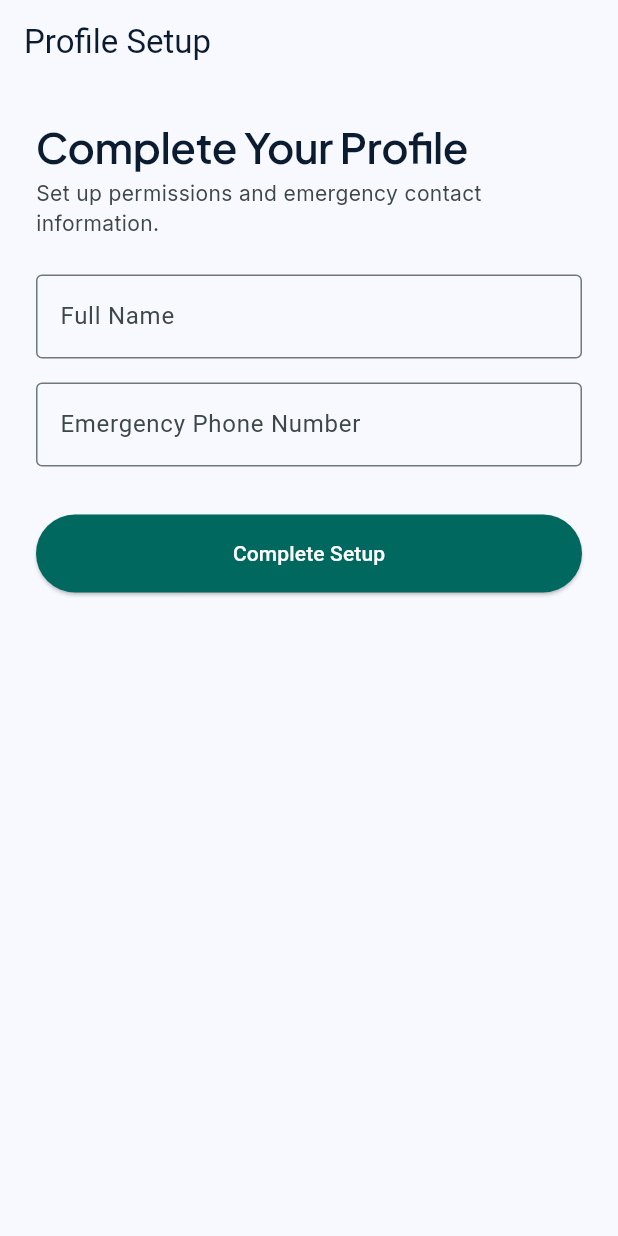
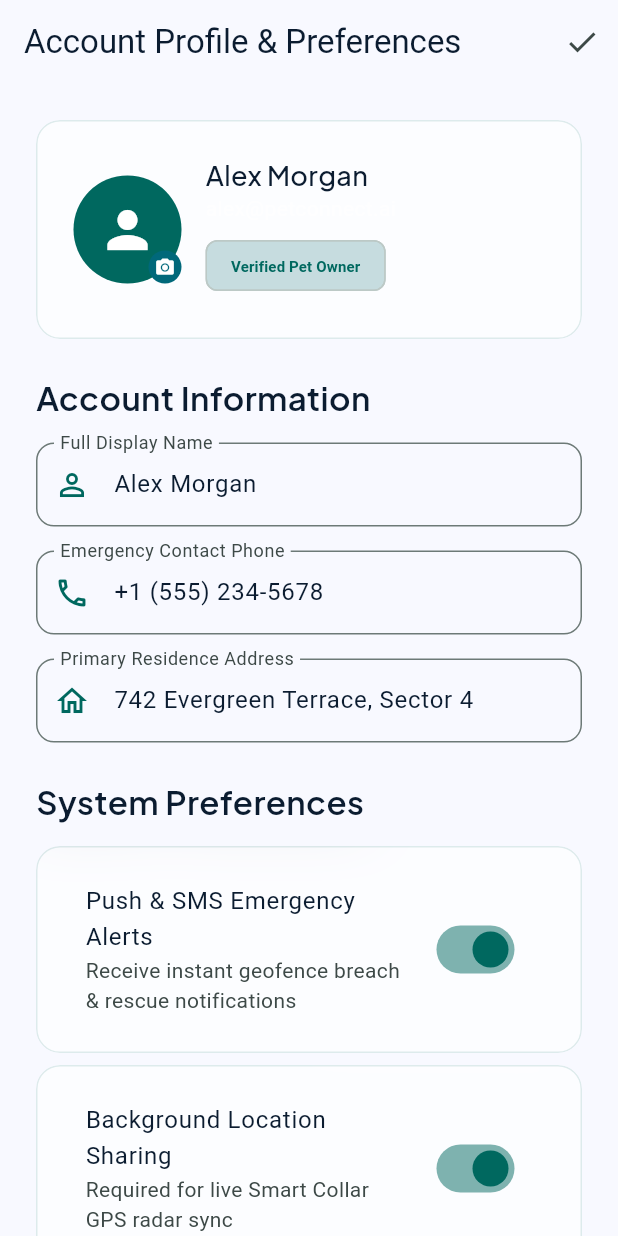
Before and after one commit to Antony0610/PetConnect_AI_2.0, a Flutter app: the ProfileSetupScreen screen opened by its route, on a phone screen of 412 x 824 dp. Run offline on Flutter 3.47's test engine with Material 3 defaults, Android fonts, the phone set to English and light mode, and no system bars; our stand-ins replace dio, flutter_animate, flutter_riverpod, go_router, google_fonts, shared_preferences; accounts and stored records are empty.

Commit message:
feat: complete Shared Experience redesign with profile setup form and preference controls

```diff
--- a/lib/src/features/auth/presentation/profile_setup_screen.dart
+++ b/lib/src/features/auth/presentation/profile_setup_screen.dart
@@ -4,47 +4,158 @@ import '../../../core/constants/app_colors.dart';
 import '../../../core/constants/app_spacing.dart';
 import '../../../core/constants/app_typography.dart';
 import '../../../core/routing/app_router.dart';
+import '../../../core/widgets/glass_container.dart';
 
-class ProfileSetupScreen extends StatelessWidget {
+class ProfileSetupScreen extends StatefulWidget {
   const ProfileSetupScreen({super.key});
+
+  @override
+  State<ProfileSetupScreen> createState() => _ProfileSetupScreenState();
+}
+
+class _ProfileSetupScreenState extends State<ProfileSetupScreen> {
+  final _nameController = TextEditingController(text: 'Alex Morgan');
+  final _phoneController = TextEditingController(text: '+1 (555) 234-5678');
+  final _addressController = TextEditingController(text: '742 Evergreen Terrace, Sector 4');
+  bool _notificationsEnabled = true;
+  bool _locationSharing = true;
 
   @override
   Widget build(BuildContext context) {
     return Scaffold(
-      appBar: AppBar(title: const Text('Profile Setup')),
-      body: Padding(
+      appBar: AppBar(
+        title: const Text('Account Profile & Preferences'),
+        actions: [
+          IconButton(
+            icon: const Icon(Icons.check),
+            tooltip: 'Save Profile',
+            onPressed: () {
+              ScaffoldMessenger.of(context).showSnackBar(
+                const SnackBar(content: Text('Profile preferences saved to backend database!')),
+              );
+              context.go(AppRoutes.petOwnerDashboard);
+            },
+          ),
+        ],
+      ),
+      body: SingleChildScrollView(
         padding: AppSpacing.paddingLg,
         child: Column(
           crossAxisAlignment: CrossAxisAlignment.start,
           children: [
-            Text('Complete Your Profile', style: AppTypography.headlineLarge(context)),
-            AppSpacing.gapXs,
-            Text('Set up permissions and emergency contact information.', style: AppTypography.bodyMedium(context)),
+            // Profile Header Card
+            GlassContainer(
+              padding: AppSpacing.paddingLg,
+              child: Row(
+                children: [
+                  Stack(
+                    children: [
+                      const CircleAvatar(
+                        radius: 36,
+                        backgroundColor: AppColors.primaryTeal,
+                        child: Icon(Icons.person, size: 40, color: Colors.white),
+                      ),
+                      Positioned(
+                        bottom: 0,
+                        right: 0,
+                        child: Container(
+                          padding: const EdgeInsets.all(4),
+                          decoration: const BoxDecoration(color: AppColors.secondaryCyan, shape: BoxShape.circle),
+                          child: const Icon(Icons.camera_alt, size: 14, color: Colors.white),
+                        ),
+                      ),
+                    ],
+                  ),
+                  AppSpacing.gapMd,
+                  Expanded(
+                    child: Column(
+                      crossAxisAlignment: CrossAxisAlignment.start,
+                      children: [
+                        Text('Alex Morgan', style: AppTypography.titleLarge(context)),
+                        const Text('alex@petconnect.ai', style: TextStyle(color: Colors.white70)),
+                        const SizedBox(height: 4),
+                        Chip(
+                          backgroundColor: AppColors.primaryTeal.withOpacity(0.2),
+                          label: const Text('Verified Pet Owner', style: TextStyle(color: AppColors.primaryTeal, fontSize: 10, fontWeight: FontWeight.bold)),
+                        ),
+                      ],
+                    ),
+                  ),
+                ],
+              ),
+            ),
             AppSpacing.gapLg,
-            const TextField(
-              decoration: InputDecoration(
-                labelText: 'Full Name',
-                border: OutlineInputBorder(),
+
+            Text('Account Information', style: AppTypography.headlineMedium(context)),
+            AppSpacing.gapMd,
+            TextField(
+              controller: _nameController,
+              decoration: const InputDecoration(
+                labelText: 'Full Display Name',
+                prefixIcon: Icon(Icons.person_outline, color: AppColors.primaryTeal),
+                border: OutlineInputBorder(borderRadius: BorderRadius.all(Radius.circular(12))),
               ),
             ),
             AppSpacing.gapMd,
-            const TextField(
-              decoration: InputDecoration(
-                labelText: 'Emergency Phone Number',
-                border: OutlineInputBorder(),
+            TextField(
+              controller: _phoneController,
+              keyboardType: TextInputType.phone,
+              decoration: const InputDecoration(
+                labelText: 'Emergency Contact Phone',
+                prefixIcon: Icon(Icons.phone_outlined, color: AppColors.primaryTeal),
+                border: OutlineInputBorder(borderRadius: BorderRadius.all(Radius.circular(12))),
               ),
             ),
-            AppSpacing.gapXl,
+            AppSpacing.gapMd,
+            TextField(
+              controller: _addressController,
+              decoration: const InputDecoration(
+                labelText: 'Primary Residence Address',
+                prefixIcon: Icon(Icons.home_outlined, color: AppColors.primaryTeal),
+                border: OutlineInputBorder(borderRadius: BorderRadius.all(Radius.circular(12))),
+              ),
+            ),
+            AppSpacing.gapLg,
+
+            Text('System Preferences', style: AppTypography.headlineMedium(context)),
+            AppSpacing.gapMd,
+            GlassContainer(
+              child: SwitchListTile(
+                activeColor: AppColors.primaryTeal,
+                title: const Text('Push & SMS Emergency Alerts'),
+                subtitle: const Text('Receive instant geofence breach & rescue notifications'),
+                value: _notificationsEnabled,
+                onChanged: (v) => setState(() => _notificationsEnabled = v),
+              ),
+            ),
+            AppSpacing.gapSm,
+            GlassContainer(
+              child: SwitchListTile(
+                activeColor: AppColors.primaryTeal,
+                title: const Text('Background Location Sharing'),
+                subtitle: const Text('Required for live Smart Collar GPS radar sync'),
+                value: _locationSharing,
+                onChanged: (v) => setState(() => _locationSharing = v),
+              ),
+            ),
+            AppSpacing.gapLg,
+
             SizedBox(
               width: double.infinity,
+              height: 52,
               child: ElevatedButton(
                 style: ElevatedButton.styleFrom(
                   backgroundColor: AppColors.primaryTeal,
                   foregroundColor: Colors.white,
-                  padding: const EdgeInsets.symmetric(vertical: 16),
+                  shape: RoundedRectangleBorder(borderRadius: BorderRadius.circular(14)),
                 ),
-                onPressed: () => context.go(AppRoutes.petOwnerDashboard),
-                child: const Text('Complete Setup'),
+                onPressed: () {
+                  ScaffoldMessenger.of(context).showSnackBar(
+                    const SnackBar(content: Text('Profile saved successfully! Redirecting...')),
+                  );
+                  context.go(AppRoutes.petOwnerDashboard);
+                },
+                child: const Text('Save & Continue to Dashboard', style: TextStyle(fontSize: 16, fontWeight: FontWeight.bold)),
               ),
             ),
           ],
```
